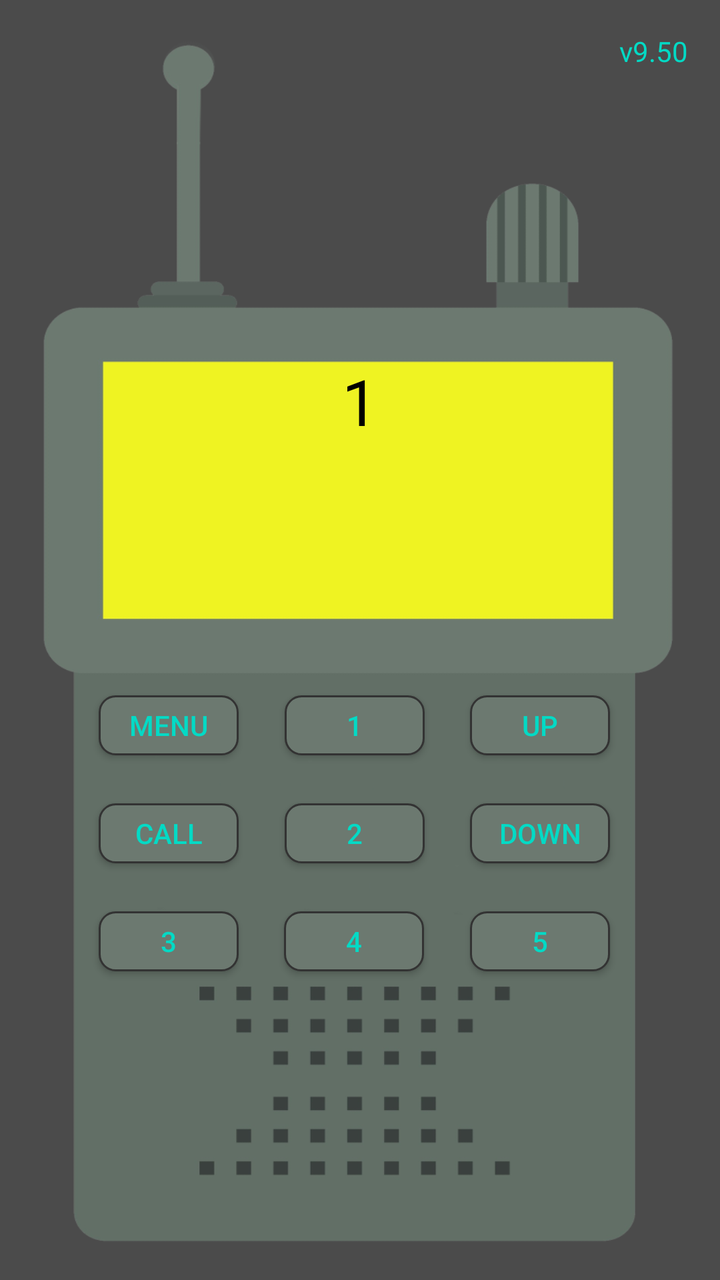
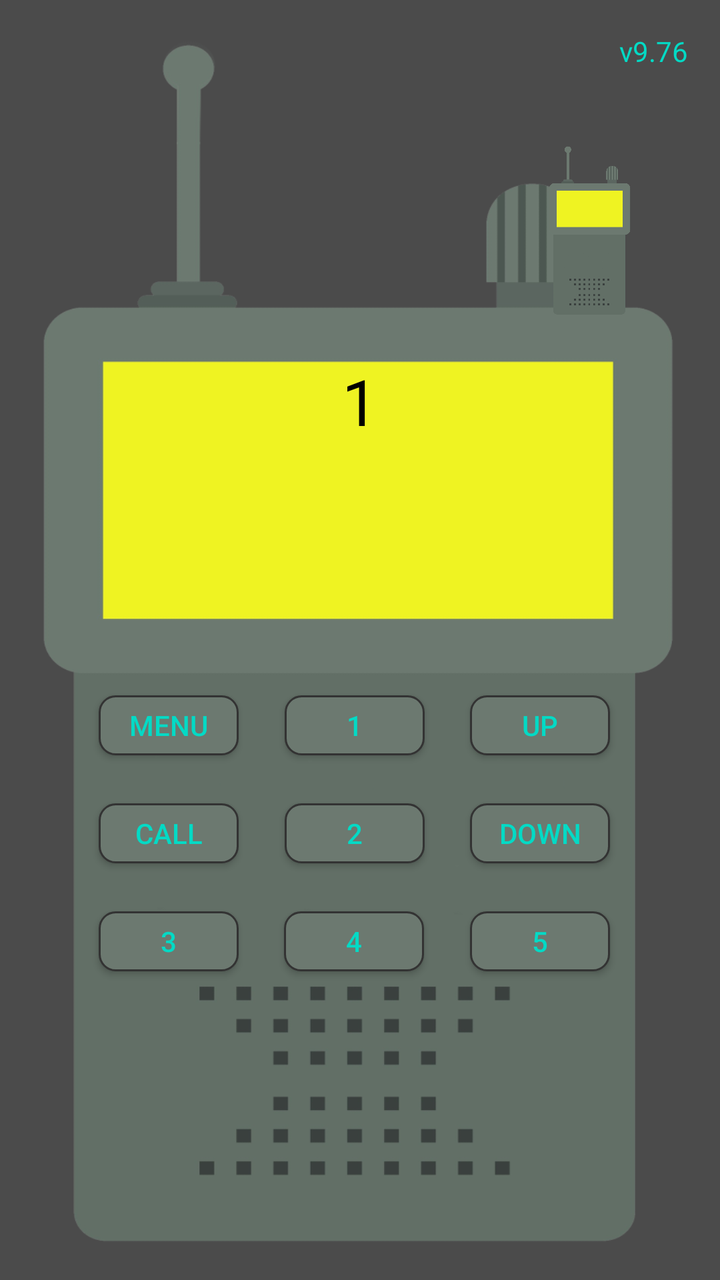

Screens rendered from an Android XML layout before and after an edit, with the pre-edit source and the edit as a unified diff.
<!-- AndroidManifest.xml: application theme AppTheme -->
<!-- res/layout/activity_main.xml -->
<?xml version="1.0" encoding="utf-8"?>
<androidx.constraintlayout.widget.ConstraintLayout xmlns:android="http://schemas.android.com/apk/res/android"
    xmlns:app="http://schemas.android.com/apk/res-auto"
    android:layout_width="match_parent"
    android:layout_height="match_parent"
    android:background="@color/colorback"
    android:keepScreenOn="true">

    <ImageView
        android:id="@+id/imageView6"
        android:layout_width="match_parent"
        android:layout_height="match_parent"
        android:scaleType="fitXY"
        app:srcCompat="@drawable/wktpaint1ffwide" />

    <TextView
        android:id="@+id/tvVersion"
        android:layout_width="wrap_content"
        android:layout_height="wrap_content"
        android:layout_marginTop="16dp"
        android:layout_marginEnd="16dp"
        android:text="v9.50"
        android:textColor="@color/colorButton"
        android:textSize="14sp"
        app:layout_constraintEnd_toEndOf="parent"
        app:layout_constraintTop_toTopOf="parent" />

    <TextView
        android:id="@+id/textView"
        android:layout_width="wrap_content"
        android:layout_height="wrap_content"
        android:text="1"
        android:textColor="#000000"
        android:textSize="32sp"
        app:layout_constraintBottom_toBottomOf="@+id/imageView6"
        app:layout_constraintEnd_toEndOf="parent"
        app:layout_constraintStart_toStartOf="parent"
        app:layout_constraintTop_toTopOf="@+id/imageView6"
        app:layout_constraintVertical_bias="0.3" />

    <TextView
        android:id="@+id/textView4"
        android:layout_width="wrap_content"
        android:layout_height="wrap_content"
        android:layout_marginTop="12dp"
        android:textColor="#000000"
        android:textSize="14sp"
        app:layout_constraintEnd_toEndOf="@+id/imageView6"
        app:layout_constraintHorizontal_bias="0.498"
        app:layout_constraintStart_toStartOf="parent"
        app:layout_constraintTop_toBottomOf="@+id/textView" />

    <TextView
        android:id="@+id/tvSpeakingId"
        android:layout_width="wrap_content"
        android:layout_height="wrap_content"
        android:layout_marginTop="12dp"
        android:text=""
        android:textColor="#000000"
        android:textSize="16sp"
        app:layout_constraintEnd_toEndOf="parent"
        app:layout_constraintStart_toStartOf="parent"
        app:layout_constraintTop_toBottomOf="@+id/textView4" />

    <TextView
        android:id="@+id/textView6"
        android:layout_width="95dp"
        android:layout_height="wrap_content"
        android:text=""
        android:textColor="#000000"
        android:textSize="18sp"
        app:layout_constraintBottom_toBottomOf="parent"
        app:layout_constraintEnd_toEndOf="parent"
        app:layout_constraintHorizontal_bias="0.23"
        app:layout_constraintStart_toStartOf="parent"
        app:layout_constraintTop_toTopOf="parent"
        app:layout_constraintVertical_bias="0.45" />

    <ImageView
        android:id="@+id/imageView"
        android:layout_width="20dp"
        android:layout_height="20dp"
        android:layout_marginRight="30dp"
        android:visibility="invisible"
        app:layout_constraintBottom_toBottomOf="parent"
        app:layout_constraintEnd_toEndOf="parent"
        app:layout_constraintHorizontal_bias="0.27"
        app:layout_constraintStart_toStartOf="parent"
        app:layout_constraintTop_toTopOf="parent"
        app:layout_constraintVertical_bias="0.3"
        app:srcCompat="@drawable/r1" />

    <ImageView
        android:id="@+id/imageView2"
        android:layout_width="20dp"
        android:layout_height="20dp"
        android:layout_marginRight="10dp"
        android:visibility="invisible"
        app:layout_constraintBottom_toBottomOf="parent"
        app:layout_constraintEnd_toStartOf="@+id/imageView"
        app:layout_constraintTop_toTopOf="parent"
        app:layout_constraintVertical_bias="0.3"
        app:srcCompat="@drawable/r2" />

    <Button
        android:id="@+id/button"
        android:layout_width="70dp"
        android:layout_height="30dp"
        android:layout_marginTop="24dp"
        android:background="@drawable/roundshapebtn"
        android:text="CALL"
        android:textColor="@color/colorButton"
        app:layout_constraintEnd_toStartOf="@+id/button2"
        app:layout_constraintHorizontal_bias="0.3"
        app:layout_constraintStart_toStartOf="parent"
        app:layout_constraintTop_toBottomOf="@+id/button4" />

    <Button
        android:id="@+id/button1"
        android:layout_width="70dp"
        android:layout_height="30dp"
        android:background="@drawable/roundshapebtn"
        android:text="UP"
        android:textColor="@color/colorButton"
        app:layout_constraintEnd_toEndOf="parent"
        app:layout_constraintHorizontal_bias="0.81"
        app:layout_constraintStart_toStartOf="parent"
        app:layout_constraintTop_toTopOf="@+id/buttonsave1" />

    <Button
        android:id="@+id/button2"
        android:layout_width="70dp"
        android:layout_height="30dp"
        android:layout_marginTop="24dp"
        android:background="@drawable/roundshapebtn"
        android:text="DOWN"
        android:textColor="@color/colorButton"
        app:layout_constraintEnd_toEndOf="parent"
        app:layout_constraintHorizontal_bias="0.81"
        app:layout_constraintStart_toStartOf="parent"
        app:layout_constraintTop_toBottomOf="@+id/button1" />

    <Button
        android:id="@+id/button4"
        android:layout_width="70dp"
        android:layout_height="30dp"
        android:background="@drawable/roundshapebtn"
        android:text="MENU"
        android:textColor="@color/colorButton"
        app:layout_constraintBottom_toBottomOf="@+id/imageView6"
        app:layout_constraintEnd_toStartOf="@+id/button1"
        app:layout_constraintHorizontal_bias="0.3"
        app:layout_constraintStart_toStartOf="parent"
        app:layout_constraintTop_toTopOf="@+id/imageView6"
        app:layout_constraintVertical_bias="0.57" />

    <Button
        android:id="@+id/buttonsave1"
        android:layout_width="70dp"
        android:layout_height="30dp"
        android:background="@drawable/roundshapebtn"
        android:text="1"
        android:textColor="@color/colorButton"
        app:layout_constraintEnd_toStartOf="@+id/button1"
        app:layout_constraintStart_toEndOf="@+id/button4"
        app:layout_constraintTop_toTopOf="@+id/button4" />

    <Button
        android:id="@+id/buttonsave2"
        android:layout_width="70dp"
        android:layout_height="30dp"
        android:layout_marginTop="24dp"
        android:background="@drawable/roundshapebtn"
        android:text="2"
        android:textColor="@color/colorButton"
        app:layout_constraintEnd_toStartOf="@+id/button2"
        app:layout_constraintStart_toEndOf="@+id/button"
        app:layout_constraintTop_toBottomOf="@+id/button1" />

    <Button
        android:id="@+id/buttonsave3"
        android:layout_width="70dp"
        android:layout_height="30dp"
        android:layout_marginTop="24dp"
        android:background="@drawable/roundshapebtn"
        android:text="3"
        android:textColor="@color/colorButton"
        app:layout_constraintEnd_toStartOf="@+id/button1"
        app:layout_constraintHorizontal_bias="0.3"
        app:layout_constraintStart_toStartOf="parent"
        app:layout_constraintTop_toBottomOf="@+id/button" />

    <Button
        android:id="@+id/buttonsave4"
        android:layout_width="70dp"
        android:layout_height="30dp"
        android:layout_marginTop="24dp"
        android:background="@drawable/roundshapebtn"
        android:text="4"
        android:textColor="@color/colorButton"
        app:layout_constraintEnd_toStartOf="@+id/button2"
        app:layout_constraintHorizontal_bias="0.493"
        app:layout_constraintStart_toEndOf="@+id/button"
        app:layout_constraintTop_toBottomOf="@+id/buttonsave2" />

    <Button
        android:id="@+id/buttonsave5"
        android:layout_width="70dp"
        android:layout_height="30dp"
        android:layout_marginTop="24dp"
        android:background="@drawable/roundshapebtn"
        android:text="5"
        android:textColor="@color/colorButton"
        app:layout_constraintEnd_toEndOf="parent"
        app:layout_constraintHorizontal_bias="0.81"
        app:layout_constraintStart_toStartOf="parent"
        app:layout_constraintTop_toBottomOf="@+id/button2" />

    <Button
        android:id="@+id/btnPTT"
        android:layout_width="0dp"
        android:layout_height="0dp"
        android:background="@null"
        app:layout_constraintBottom_toBottomOf="@+id/imageView6"
        app:layout_constraintEnd_toEndOf="parent"
        app:layout_constraintStart_toStartOf="parent"
        app:layout_constraintTop_toBottomOf="@+id/buttonsave4"
        app:layout_constraintWidth_percent="0.6"
        app:layout_constraintHeight_percent="0.25" />

    <Button
        android:id="@+id/btnSecretMode"
        android:layout_width="50dp"
        android:layout_height="50dp"
        android:background="@android:color/transparent"
        app:layout_constraintStart_toStartOf="parent"
        app:layout_constraintTop_toTopOf="parent" />
</androidx.constraintlayout.widget.ConstraintLayout>
<!-- resources referenced by this layout -->
<resources>
  <color name="colorButton">#03dac5</color>
  <color name="colorback">#4b4b4b</color>
  <!-- drawable r1: png bitmap (drawable, 110718 bytes) -->
  <!-- drawable r2: png bitmap (drawable, 30101 bytes) -->
  <!-- drawable roundshapebtn (drawable) -->
  <?xml version="1.0" encoding="utf-8"?>
  <shape xmlns:android="http://schemas.android.com/apk/res/android"
      android:shape="rectangle">
      <corners android:radius="8dp" />
      <solid android:color="@color/colorButtonBack" />
      <stroke android:width="1dp" android:color="#333333" />
  </shape>
  <!-- drawable wktpaint1ffwide: png bitmap (drawable, 33850 bytes) -->
  <style name="AppTheme" parent="Theme.AppCompat.Light.NoActionBar">
          <item name="colorAccent">@color/colorAccent</item>
          <item name="colorPrimary">@color/colorPrimary</item>
          <item name="colorPrimaryDark">@color/colorPrimaryDark</item>
      </style>
  <color name="colorButtonBack">#6c7970</color>
  <color name="colorAccent">#03dac5</color>
  <color name="colorPrimary">#6200ee</color>
  <color name="colorPrimaryDark">#3700b3</color>
</resources>

<!-- the commit's change to res/layout/activity_main.xml (unified diff, before → after) -->
@@ -19,7 +19,7 @@
         android:layout_height="wrap_content"
         android:layout_marginTop="16dp"
         android:layout_marginEnd="16dp"
-        android:text="v9.50"
+        android:text="v9.76"
         android:textColor="@color/colorButton"
         android:textSize="14sp"
         app:layout_constraintEnd_toEndOf="parent"
@@ -102,6 +102,21 @@
         app:layout_constraintVertical_bias="0.3"
         app:srcCompat="@drawable/r2" />
 
+    
+    <ImageView
+        android:id="@+id/btnPower"
+        android:layout_width="60dp"
+        android:layout_height="90dp"
+        android:layout_marginTop="70dp"
+        android:layout_marginEnd="35dp"
+        android:alpha="1.0"
+        android:clickable="true"
+        android:focusable="true"
+        android:scaleType="fitCenter"
+        app:layout_constraintEnd_toEndOf="parent"
+        app:layout_constraintTop_toTopOf="parent"
+        app:srcCompat="@drawable/wktpaint1ffwide" />
+
     <Button
         android:id="@+id/button"
         android:layout_width="70dp"
